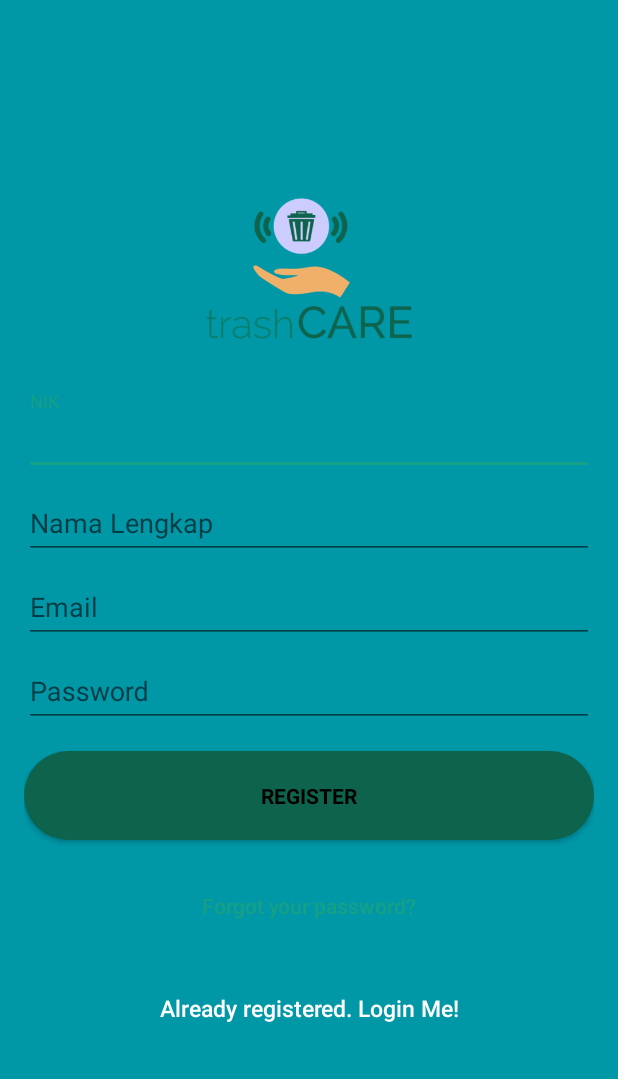
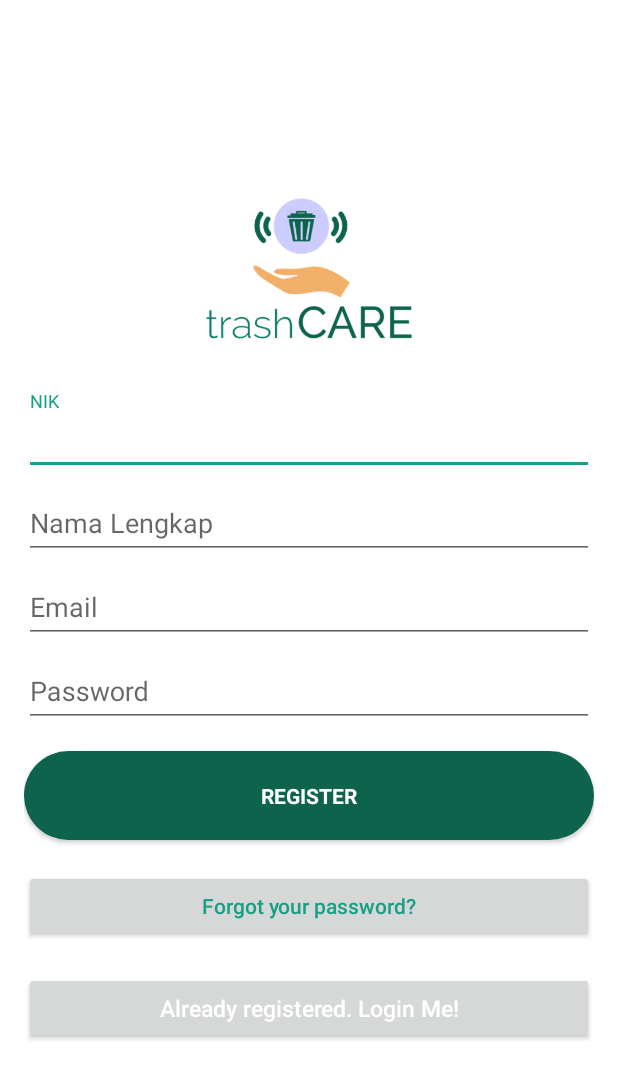
Before and after one commit to bagaswibowo/TrashCare, an Android app: the signup screen opened directly, with no data from a screen before it, on a phone screen of 412 x 824 dp. Shown: the top 1079 px of the screen. Run offline under Robolectric (Android 15) with nearby library versions, the phone set to English and light mode, and no system bars; our stand-ins replace Firebase (no records; nobody signed in at launch, a user with empty details on screens opened directly).

Commit message:
anjirr 2

```diff
--- a/app/src/main/res/layout/activity_login.xml
+++ b/app/src/main/res/layout/activity_login.xml
@@ -71,7 +71,6 @@
             android:layout_width="fill_parent"
             android:layout_height="wrap_content"
             android:layout_marginTop="20dip"
-            android:background="@null"
             android:text="@string/btn_forgot_password"
             android:textAllCaps="false"
             android:textColor="@color/colorAccent" />
@@ -83,7 +82,6 @@
             android:layout_width="fill_parent"
             android:layout_height="wrap_content"
             android:layout_marginTop="20dip"
-            android:background="@null"
             android:text="@string/btn_link_to_register"
             android:textAllCaps="false"
             android:textColor="@color/white"
--- a/app/src/main/res/layout/activity_signup.xml
+++ b/app/src/main/res/layout/activity_signup.xml
@@ -10,7 +10,7 @@
     <LinearLayout
         android:layout_width="fill_parent"
         android:layout_height="fill_parent"
-        android:background="@color/colorPrimaryDark"
+        android:background="@color/white"
         android:gravity="center"
         android:orientation="vertical"
         android:padding="@dimen/activity_horizontal_margin">
@@ -101,7 +101,7 @@
             android:layout_marginTop="16dp"
             android:background="@drawable/mybutton"
             android:text="@string/action_sign_in_short"
-            android:textColor="@android:color/black"
+            android:textColor="@color/white"
             android:textStyle="bold"
 
             />
@@ -111,7 +111,6 @@
             android:layout_width="fill_parent"
             android:layout_height="wrap_content"
             android:layout_marginTop="20dip"
-            android:background="@null"
             android:text="@string/btn_forgot_password"
             android:textAllCaps="false"
             android:textColor="@color/colorAccent" />
@@ -123,7 +122,6 @@
             android:layout_width="fill_parent"
             android:layout_height="wrap_content"
             android:layout_marginTop="20dip"
-            android:background="@null"
             android:text="@string/btn_link_to_login"
             android:textAllCaps="false"
             android:textColor="@color/white"
--- a/app/src/main/res/layout/fragment_feedback.xml
+++ b/app/src/main/res/layout/fragment_feedback.xml
@@ -22,7 +22,6 @@
 
             <ImageView
                 android:id="@+id/beranda"
-                android:tint="#ff000000"
                 android:layout_width="50dp"
                 android:layout_height="match_parent"
                 android:layout_gravity="center|left"
--- a/app/src/main/res/layout/fragment_notification.xml
+++ b/app/src/main/res/layout/fragment_notification.xml
@@ -25,7 +25,6 @@
 
             <ImageView
                 android:id="@+id/beranda"
-                android:tint="#ff000000"
                 android:layout_width="50dp"
                 android:layout_height="match_parent"
                 android:layout_gravity="center|left"
```
Also changed, not shown: app/src/main/res/layout/activity_reset_password.xml (+4 -5 lines), app/src/main/res/layout/fragment_beranda.xml (+14 -15 lines).
